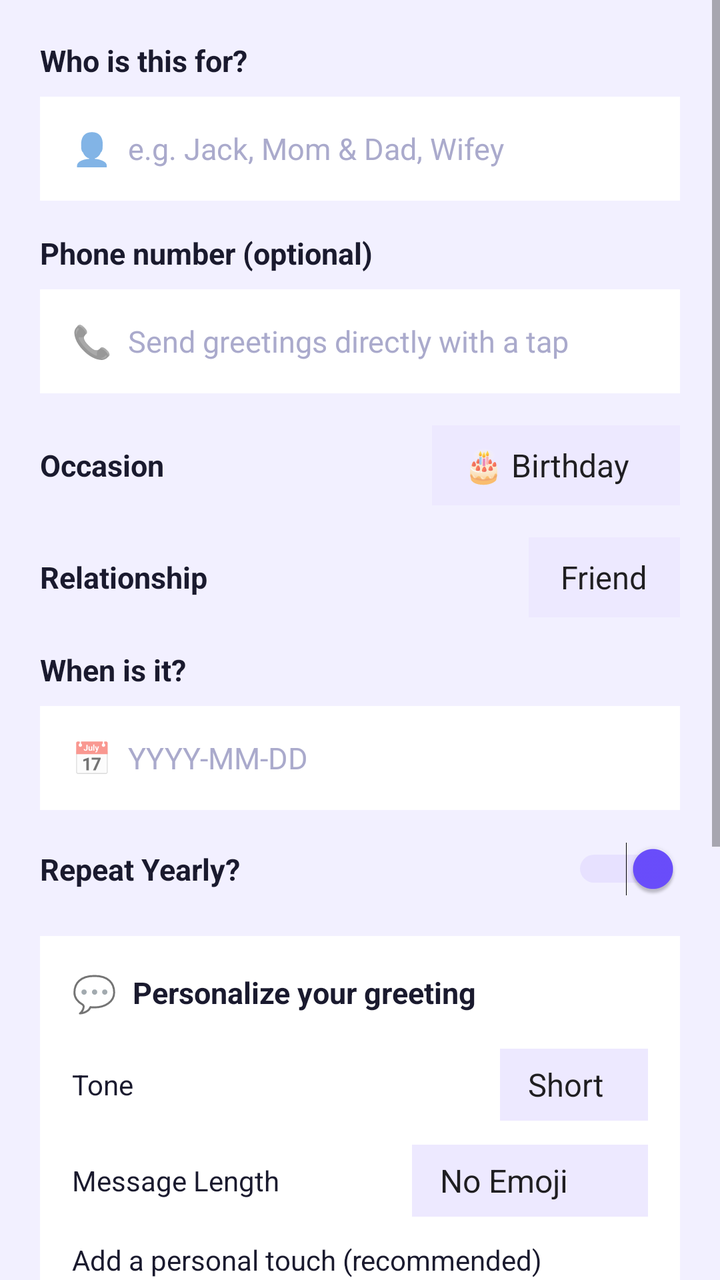
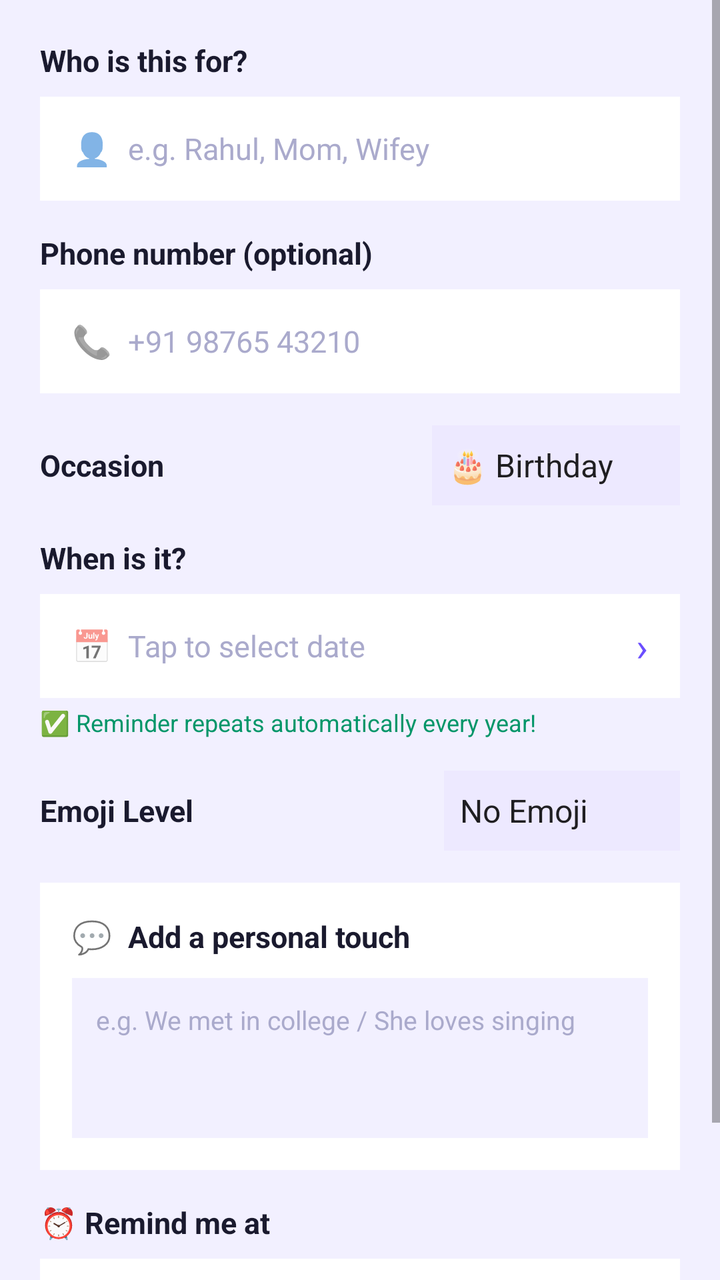

Before-and-after screenshots of an Android layout around one commit, followed by the original layout XML and the change that was made.
<!-- AndroidManifest.xml: application theme Theme.WellWisher -->
<!-- res/layout/dialog_add.xml -->
<?xml version="1.0" encoding="utf-8"?>
<ScrollView xmlns:android="http://schemas.android.com/apk/res/android"
    android:layout_width="match_parent"
    android:layout_height="wrap_content"
    android:background="#F2F0FF">

    <LinearLayout
        android:layout_width="match_parent"
        android:layout_height="wrap_content"
        android:orientation="vertical"
        android:padding="20dp">

        
        <TextView
            android:layout_width="wrap_content"
            android:layout_height="wrap_content"
            android:text="Who is this for?"
            android:textSize="15sp"
            android:textStyle="bold"
            android:textColor="#1A1A2E"
            android:layout_marginBottom="8dp"/>

        <LinearLayout
            android:layout_width="match_parent"
            android:layout_height="52dp"
            android:orientation="horizontal"
            android:background="#FFFFFF"
            android:gravity="center_vertical"
            android:paddingHorizontal="16dp"
            android:layout_marginBottom="16dp">

            <TextView
                android:layout_width="wrap_content"
                android:layout_height="wrap_content"
                android:text="👤  "
                android:textSize="16sp"/>

            <EditText
                android:id="@+id/etName"
                android:layout_width="match_parent"
                android:layout_height="match_parent"
                android:hint="e.g. Jack, Mom &amp; Dad, Wifey"
                android:background="@null"
                android:textSize="15sp"
                android:textColor="#1A1A2E"
                android:textColorHint="#AAAACC"/>
        </LinearLayout>

        
        <TextView
            android:layout_width="wrap_content"
            android:layout_height="wrap_content"
            android:text="Phone number (optional)"
            android:textSize="15sp"
            android:textStyle="bold"
            android:textColor="#1A1A2E"
            android:layout_marginBottom="8dp"/>

        <LinearLayout
            android:layout_width="match_parent"
            android:layout_height="52dp"
            android:orientation="horizontal"
            android:background="#FFFFFF"
            android:gravity="center_vertical"
            android:paddingHorizontal="16dp"
            android:layout_marginBottom="16dp">

            <TextView
                android:layout_width="wrap_content"
                android:layout_height="wrap_content"
                android:text="📞  "
                android:textSize="16sp"/>

            <EditText
                android:id="@+id/etPhone"
                android:layout_width="match_parent"
                android:layout_height="match_parent"
                android:hint="Send greetings directly with a tap"
                android:background="@null"
                android:inputType="phone"
                android:textSize="15sp"
                android:textColor="#1A1A2E"
                android:textColorHint="#AAAACC"/>
        </LinearLayout>

        
        <LinearLayout
            android:layout_width="match_parent"
            android:layout_height="wrap_content"
            android:orientation="horizontal"
            android:gravity="center_vertical"
            android:layout_marginBottom="16dp">

            <TextView
                android:layout_width="0dp"
                android:layout_height="wrap_content"
                android:layout_weight="1"
                android:text="Occasion"
                android:textSize="15sp"
                android:textStyle="bold"
                android:textColor="#1A1A2E"/>

            <Spinner
                android:id="@+id/spinnerCat"
                android:layout_width="wrap_content"
                android:layout_height="40dp"
                android:background="#EDE9FF"
                android:padding="8dp"
                android:entries="@array/categories"/>
        </LinearLayout>

        
        <LinearLayout
            android:layout_width="match_parent"
            android:layout_height="wrap_content"
            android:orientation="horizontal"
            android:gravity="center_vertical"
            android:layout_marginBottom="16dp">

            <TextView
                android:layout_width="0dp"
                android:layout_height="wrap_content"
                android:layout_weight="1"
                android:text="Relationship"
                android:textSize="15sp"
                android:textStyle="bold"
                android:textColor="#1A1A2E"/>

            <Spinner
                android:id="@+id/spinnerRel"
                android:layout_width="wrap_content"
                android:layout_height="40dp"
                android:background="#EDE9FF"
                android:padding="8dp"
                android:entries="@array/relationships"/>
        </LinearLayout>

        
        <TextView
            android:layout_width="wrap_content"
            android:layout_height="wrap_content"
            android:text="When is it?"
            android:textSize="15sp"
            android:textStyle="bold"
            android:textColor="#1A1A2E"
            android:layout_marginBottom="8dp"/>

        <LinearLayout
            android:layout_width="match_parent"
            android:layout_height="52dp"
            android:orientation="horizontal"
            android:background="#FFFFFF"
            android:gravity="center_vertical"
            android:paddingHorizontal="16dp"
            android:layout_marginBottom="16dp">

            <TextView
                android:layout_width="wrap_content"
                android:layout_height="wrap_content"
                android:text="📅  "
                android:textSize="16sp"/>

            <EditText
                android:id="@+id/etDate"
                android:layout_width="0dp"
                android:layout_height="match_parent"
                android:layout_weight="1"
                android:hint="YYYY-MM-DD"
                android:background="@null"
                android:textSize="15sp"
                android:textColor="#1A1A2E"
                android:textColorHint="#AAAACC"/>
        </LinearLayout>

        
        <LinearLayout
            android:layout_width="match_parent"
            android:layout_height="wrap_content"
            android:orientation="horizontal"
            android:gravity="center_vertical"
            android:layout_marginBottom="20dp">

            <TextView
                android:layout_width="0dp"
                android:layout_height="wrap_content"
                android:layout_weight="1"
                android:text="Repeat Yearly?"
                android:textSize="15sp"
                android:textStyle="bold"
                android:textColor="#1A1A2E"/>

            <Switch
                android:id="@+id/switchRepeat"
                android:layout_width="wrap_content"
                android:layout_height="wrap_content"
                android:checked="true"
                android:thumbTint="#6B4EFF"
                android:trackTint="#C4B5FD"/>
        </LinearLayout>

        
        <LinearLayout
            android:layout_width="match_parent"
            android:layout_height="wrap_content"
            android:orientation="vertical"
            android:background="#FFFFFF"
            android:padding="16dp"
            android:layout_marginBottom="16dp">

            <LinearLayout
                android:layout_width="wrap_content"
                android:layout_height="wrap_content"
                android:orientation="horizontal"
                android:gravity="center_vertical"
                android:layout_marginBottom="16dp">

                <TextView
                    android:layout_width="wrap_content"
                    android:layout_height="wrap_content"
                    android:text="💬"
                    android:textSize="18sp"
                    android:layout_marginEnd="8dp"/>

                <TextView
                    android:layout_width="wrap_content"
                    android:layout_height="wrap_content"
                    android:text="Personalize your greeting"
                    android:textSize="15sp"
                    android:textStyle="bold"
                    android:textColor="#1A1A2E"/>
            </LinearLayout>

            
            <LinearLayout
                android:layout_width="match_parent"
                android:layout_height="wrap_content"
                android:orientation="horizontal"
                android:gravity="center_vertical"
                android:layout_marginBottom="12dp">

                <TextView
                    android:layout_width="0dp"
                    android:layout_height="wrap_content"
                    android:layout_weight="1"
                    android:text="Tone"
                    android:textSize="14sp"
                    android:textColor="#1A1A2E"/>

                <Spinner
                    android:id="@+id/spinnerLen"
                    android:layout_width="wrap_content"
                    android:layout_height="36dp"
                    android:background="#EDE9FF"
                    android:padding="6dp"
                    android:entries="@array/lengths"/>
            </LinearLayout>

            
            <LinearLayout
                android:layout_width="match_parent"
                android:layout_height="wrap_content"
                android:orientation="horizontal"
                android:gravity="center_vertical"
                android:layout_marginBottom="12dp">

                <TextView
                    android:layout_width="0dp"
                    android:layout_height="wrap_content"
                    android:layout_weight="1"
                    android:text="Message Length"
                    android:textSize="14sp"
                    android:textColor="#1A1A2E"/>

                <Spinner
                    android:id="@+id/spinnerEmoji"
                    android:layout_width="wrap_content"
                    android:layout_height="36dp"
                    android:background="#EDE9FF"
                    android:padding="6dp"
                    android:entries="@array/emojis"/>
            </LinearLayout>

            
            <TextView
                android:layout_width="wrap_content"
                android:layout_height="wrap_content"
                android:text="Add a personal touch (recommended)"
                android:textSize="14sp"
                android:textColor="#1A1A2E"
                android:layout_marginBottom="8dp"/>

            <EditText
                android:id="@+id/etPersonal"
                android:layout_width="match_parent"
                android:layout_height="80dp"
                android:hint="e.g. We met in college / She's a great singer / He just had a baby"
                android:background="#F2F0FF"
                android:padding="12dp"
                android:gravity="top"
                android:textSize="13sp"
                android:textColorHint="#AAAACC"/>
        </LinearLayout>

        
        <LinearLayout
            android:layout_width="match_parent"
            android:layout_height="wrap_content"
            android:orientation="horizontal"
            android:gravity="center_vertical"
            android:layout_marginBottom="8dp">

            <TextView
                android:layout_width="0dp"
                android:layout_height="wrap_content"
                android:layout_weight="1"
                android:text="⏰ Remind me at"
                android:textSize="15sp"
                android:textStyle="bold"
                android:textColor="#1A1A2E"/>

            <NumberPicker
                android:id="@+id/hourPicker"
                android:layout_width="wrap_content"
                android:layout_height="wrap_content"/>

            <TextView
                android:layout_width="wrap_content"
                android:layout_height="wrap_content"
                android:text=" : "
                android:textSize="18sp"
                android:textColor="#6B4EFF"
                android:textStyle="bold"/>

            <NumberPicker
                android:id="@+id/minPicker"
                android:layout_width="wrap_content"
                android:layout_height="wrap_content"/>
        </LinearLayout>

    </LinearLayout>
</ScrollView>
<!-- resources referenced by this layout -->
<resources>
  <string-array name="categories">
          <item>🎂 Birthday</item>
          <item>💑 Anniversary</item>
      </string-array>
  <string-array name="emojis">
          <item>No Emoji</item>
          <item>Few Emojis</item>
          <item>Lots of Emojis</item>
      </string-array>
  <string-array name="lengths">
          <item>Short</item>
          <item>Medium</item>
          <item>Long</item>
      </string-array>
  <string-array name="relationships">
          <item>Friend</item>
          <item>Family</item>
          <item>Partner</item>
          <item>Other</item>
      </string-array>
  <style name="Theme.WellWisher" parent="Theme.MaterialComponents.DayNight.NoActionBar">
          <item name="colorPrimary">#6B4EFF</item>
          <item name="colorPrimaryVariant">#5038CC</item>
          <item name="colorOnPrimary">#FFFFFF</item>
          <item name="colorSecondary">#6B4EFF</item>
          <item name="colorOnSecondary">#FFFFFF</item>
          <item name="android:statusBarColor">#F2F0FF</item>
          <item name="android:statusBarColor">@android:color/transparent</item>
          <item name="android:windowLightStatusBar">true</item>
          <item name="android:windowBackground">#F2F0FF</item>
      </style>
</resources>

<!-- the commit's change to res/layout/dialog_add.xml (unified diff, before → after) -->
@@ -3,339 +3,133 @@
     android:layout_width="match_parent"
     android:layout_height="wrap_content"
     android:background="#F2F0FF">
-
     <LinearLayout
         android:layout_width="match_parent"
         android:layout_height="wrap_content"
         android:orientation="vertical"
         android:padding="20dp">
 
-        
-        <TextView
-            android:layout_width="wrap_content"
-            android:layout_height="wrap_content"
-            android:text="Who is this for?"
-            android:textSize="15sp"
-            android:textStyle="bold"
-            android:textColor="#1A1A2E"
-            android:layout_marginBottom="8dp"/>
-
-        <LinearLayout
-            android:layout_width="match_parent"
-            android:layout_height="52dp"
-            android:orientation="horizontal"
-            android:background="#FFFFFF"
-            android:gravity="center_vertical"
-            android:paddingHorizontal="16dp"
+        <TextView android:layout_width="wrap_content" android:layout_height="wrap_content"
+            android:text="Who is this for?" android:textSize="15sp" android:textStyle="bold"
+            android:textColor="#1A1A2E" android:layout_marginBottom="8dp"/>
+        <LinearLayout android:layout_width="match_parent" android:layout_height="52dp"
+            android:orientation="horizontal" android:background="#FFFFFF"
+            android:gravity="center_vertical" android:paddingHorizontal="16dp"
             android:layout_marginBottom="16dp">
-
-            <TextView
-                android:layout_width="wrap_content"
-                android:layout_height="wrap_content"
-                android:text="👤  "
-                android:textSize="16sp"/>
-
-            <EditText
-                android:id="@+id/etName"
-                android:layout_width="match_parent"
-                android:layout_height="match_parent"
-                android:hint="e.g. Jack, Mom &amp; Dad, Wifey"
-                android:background="@null"
-                android:textSize="15sp"
-                android:textColor="#1A1A2E"
+            <TextView android:layout_width="wrap_content" android:layout_height="wrap_content"
+                android:text="👤  " android:textSize="16sp"/>
+            <EditText android:id="@+id/etName" android:layout_width="match_parent"
+                android:layout_height="match_parent" android:hint="e.g. Rahul, Mom, Wifey"
+                android:background="@null" android:textSize="15sp" android:textColor="#1A1A2E"
                 android:textColorHint="#AAAACC"/>
         </LinearLayout>
 
-        
-        <TextView
-            android:layout_width="wrap_content"
-            android:layout_height="wrap_content"
-            android:text="Phone number (optional)"
-            android:textSize="15sp"
-            android:textStyle="bold"
-            android:textColor="#1A1A2E"
-            android:layout_marginBottom="8dp"/>
-
-        <LinearLayout
-            android:layout_width="match_parent"
-            android:layout_height="52dp"
-            android:orientation="horizontal"
-            android:background="#FFFFFF"
-            android:gravity="center_vertical"
-            android:paddingHorizontal="16dp"
+        <TextView android:layout_width="wrap_content" android:layout_height="wrap_content"
+            android:text="Phone number (optional)" android:textSize="15sp" android:textStyle="bold"
+            android:textColor="#1A1A2E" android:layout_marginBottom="8dp"/>
+        <LinearLayout android:layout_width="match_parent" android:layout_height="52dp"
+            android:orientation="horizontal" android:background="#FFFFFF"
+            android:gravity="center_vertical" android:paddingHorizontal="16dp"
             android:layout_marginBottom="16dp">
-
-            <TextView
-                android:layout_width="wrap_content"
-                android:layout_height="wrap_content"
-                android:text="📞  "
-                android:textSize="16sp"/>
-
-            <EditText
-                android:id="@+id/etPhone"
-                android:layout_width="match_parent"
-                android:layout_height="match_parent"
-                android:hint="Send greetings directly with a tap"
-                android:background="@null"
-                android:inputType="phone"
-                android:textSize="15sp"
-                android:textColor="#1A1A2E"
-                android:textColorHint="#AAAACC"/>
+            <TextView android:layout_width="wrap_content" android:layout_height="wrap_content"
+                android:text="📞  " android:textSize="16sp"/>
+            <EditText android:id="@+id/etPhone" android:layout_width="match_parent"
+                android:layout_height="match_parent" android:hint="+91 98765 43210"
+                android:background="@null" android:inputType="phone" android:textSize="15sp"
+                android:textColor="#1A1A2E" android:textColorHint="#AAAACC"/>
         </LinearLayout>
 
-        
-        <LinearLayout
-            android:layout_width="match_parent"
-            android:layout_height="wrap_content"
-            android:orientation="horizontal"
-            android:gravity="center_vertical"
+        <LinearLayout android:layout_width="match_parent" android:layout_height="wrap_content"
+            android:orientation="horizontal" android:gravity="center_vertical"
             android:layout_marginBottom="16dp">
-
-            <TextView
-                android:layout_width="0dp"
-                android:layout_height="wrap_content"
-                android:layout_weight="1"
-                android:text="Occasion"
-                android:textSize="15sp"
-                android:textStyle="bold"
-                android:textColor="#1A1A2E"/>
-
-            <Spinner
-                android:id="@+id/spinnerCat"
-                android:layout_width="wrap_content"
-                android:layout_height="40dp"
-                android:background="#EDE9FF"
-                android:padding="8dp"
-                android:entries="@array/categories"/>
+            <TextView android:layout_width="0dp" android:layout_height="wrap_content"
+                android:layout_weight="1" android:text="Occasion" android:textSize="15sp"
+                android:textStyle="bold" android:textColor="#1A1A2E"/>
+            <Spinner android:id="@+id/spinnerCat" android:layout_width="wrap_content"
+                android:layout_height="40dp" android:background="#EDE9FF"
+                android:entries="@array/categories" android:spinnerMode="dropdown"/>
         </LinearLayout>
 
-        
-        <LinearLayout
-            android:layout_width="match_parent"
-            android:layout_height="wrap_content"
-            android:orientation="horizontal"
-            android:gravity="center_vertical"
-            android:layout_marginBottom="16dp">
+        <TextView android:layout_width="wrap_content" android:layout_height="wrap_content"
+            android:text="When is it?" android:textSize="15sp" android:textStyle="bold"
+            android:textColor="#1A1A2E" android:layout_marginBottom="8dp"/>
 
-            <TextView
-                android:layout_width="0dp"
-                android:layout_height="wrap_content"
-                android:layout_weight="1"
-                android:text="Relationship"
-                android:textSize="15sp"
-                android:textStyle="bold"
-                android:textColor="#1A1A2E"/>
-
-            <Spinner
-                android:id="@+id/spinnerRel"
-                android:layout_width="wrap_content"
-                android:layout_height="40dp"
-                android:background="#EDE9FF"
-                android:padding="8dp"
-                android:entries="@array/relationships"/>
+        <LinearLayout android:id="@+id/datePickerRow" android:layout_width="match_parent"
+            android:layout_height="52dp" android:orientation="horizontal"
+            android:background="#FFFFFF" android:gravity="center_vertical"
+            android:paddingHorizontal="16dp" android:layout_marginBottom="4dp"
+            android:clickable="true" android:focusable="true">
+            <TextView android:layout_width="wrap_content" android:layout_height="wrap_content"
+                android:text="📅  " android:textSize="16sp"/>
+            <TextView android:id="@+id/tvDateDisplay" android:layout_width="0dp"
+                android:layout_height="wrap_content" android:layout_weight="1"
+                android:text="Tap to select date" android:textSize="15sp" android:textColor="#AAAACC"/>
+            <TextView android:layout_width="wrap_content" android:layout_height="wrap_content"
+                android:text="›" android:textSize="20sp" android:textColor="#6B4EFF"/>
         </LinearLayout>
 
-        
-        <TextView
-            android:layout_width="wrap_content"
-            android:layout_height="wrap_content"
-            android:text="When is it?"
-            android:textSize="15sp"
-            android:textStyle="bold"
-            android:textColor="#1A1A2E"
-            android:layout_marginBottom="8dp"/>
+        <EditText android:id="@+id/etDate" android:layout_width="match_parent"
+            android:layout_height="wrap_content" android:visibility="gone"/>
 
-        <LinearLayout
-            android:layout_width="match_parent"
-            android:layout_height="52dp"
-            android:orientation="horizontal"
-            android:background="#FFFFFF"
-            android:gravity="center_vertical"
-            android:paddingHorizontal="16dp"
+        <TextView android:layout_width="wrap_content" android:layout_height="wrap_content"
+            android:text="✅ Reminder repeats automatically every year!"
+            android:textSize="12sp" android:textColor="#059669" android:layout_marginBottom="16dp"/>
+
+        <LinearLayout android:layout_width="match_parent" android:layout_height="wrap_content"
+            android:orientation="horizontal" android:gravity="center_vertical"
             android:layout_marginBottom="16dp">
-
-            <TextView
-                android:layout_width="wrap_content"
-                android:layout_height="wrap_content"
-                android:text="📅  "
-                android:textSize="16sp"/>
-
-            <EditText
-                android:id="@+id/etDate"
-                android:layout_width="0dp"
-                android:layout_height="match_parent"
-                android:layout_weight="1"
-                android:hint="YYYY-MM-DD"
-                android:background="@null"
-                android:textSize="15sp"
-                android:textColor="#1A1A2E"
-                android:textColorHint="#AAAACC"/>
+            <TextView android:layout_width="0dp" android:layout_height="wrap_content"
+                android:layout_weight="1" android:text="Emoji Level" android:textSize="15sp"
+                android:textStyle="bold" android:textColor="#1A1A2E"/>
+            <Spinner android:id="@+id/spinnerEmoji" android:layout_width="wrap_content"
+                android:layout_height="40dp" android:background="#EDE9FF"
+                android:entries="@array/emojis" android:spinnerMode="dropdown"/>
         </LinearLayout>
 
-        
-        <LinearLayout
-            android:layout_width="match_parent"
-            android:layout_height="wrap_content"
-            android:orientation="horizontal"
-            android:gravity="center_vertical"
-            android:layout_marginBottom="20dp">
-
-            <TextView
-                android:layout_width="0dp"
-                android:layout_height="wrap_content"
-                android:layout_weight="1"
-                android:text="Repeat Yearly?"
-                android:textSize="15sp"
-                android:textStyle="bold"
-                android:textColor="#1A1A2E"/>
-
-            <Switch
-                android:id="@+id/switchRepeat"
-                android:layout_width="wrap_content"
-                android:layout_height="wrap_content"
-                android:checked="true"
-                android:thumbTint="#6B4EFF"
-                android:trackTint="#C4B5FD"/>
+        <LinearLayout android:layout_width="match_parent" android:layout_height="wrap_content"
+            android:orientation="vertical" android:background="#FFFFFF"
+            android:padding="16dp" android:layout_marginBottom="16dp">
+            <LinearLayout android:layout_width="wrap_content" android:layout_height="wrap_content"
+                android:orientation="horizontal" android:gravity="center_vertical"
+                android:layout_marginBottom="10dp">
+                <TextView android:layout_width="wrap_content" android:layout_height="wrap_content"
+                    android:text="💬  " android:textSize="16sp"/>
+                <TextView android:layout_width="wrap_content" android:layout_height="wrap_content"
+                    android:text="Add a personal touch" android:textSize="15sp"
+                    android:textStyle="bold" android:textColor="#1A1A2E"/>
+            </LinearLayout>
+            <EditText android:id="@+id/etPersonal" android:layout_width="match_parent"
+                android:layout_height="80dp" android:hint="e.g. We met in college / She loves singing"
+                android:background="#F2F0FF" android:padding="12dp" android:gravity="top"
+                android:textSize="13sp" android:textColor="#1A1A2E" android:textColorHint="#AAAACC"/>
         </LinearLayout>
 
-        
-        <LinearLayout
-            android:layout_width="match_parent"
-            android:layout_height="wrap_content"
-            android:orientation="vertical"
-            android:background="#FFFFFF"
-            android:padding="16dp"
-            android:layout_marginBottom="16dp">
+        <TextView android:layout_width="wrap_content" android:layout_height="wrap_content"
+            android:text="⏰ Remind me at" android:textSize="15sp" android:textStyle="bold"
+            android:textColor="#1A1A2E" android:layout_marginBottom="8dp"/>
 
-            <LinearLayout
-                android:layout_width="wrap_content"
-                android:layout_height="wrap_content"
-                android:orientation="horizontal"
-                android:gravity="center_vertical"
-                android:layout_marginBottom="16dp">
-
-                <TextView
-                    android:layout_width="wrap_content"
-                    android:layout_height="wrap_content"
-                    android:text="💬"
-                    android:textSize="18sp"
-                    android:layout_marginEnd="8dp"/>
-
-                <TextView
-                    android:layout_width="wrap_content"
-                    android:layout_height="wrap_content"
-                    android:text="Personalize your greeting"
-                    android:textSize="15sp"
-                    android:textStyle="bold"
-                    android:textColor="#1A1A2E"/>
-            </LinearLayout>
-
-            
-            <LinearLayout
-                android:layout_width="match_parent"
-                android:layout_height="wrap_content"
-                android:orientation="horizontal"
-                android:gravity="center_vertical"
-                android:layout_marginBottom="12dp">
-
-                <TextView
-                    android:layout_width="0dp"
-                    android:layout_height="wrap_content"
-                    android:layout_weight="1"
-                    android:text="Tone"
-                    android:textSize="14sp"
-                    android:textColor="#1A1A2E"/>
-
-                <Spinner
-                    android:id="@+id/spinnerLen"
-                    android:layout_width="wrap_content"
-                    android:layout_height="36dp"
-                    android:background="#EDE9FF"
-                    android:padding="6dp"
-                    android:entries="@array/lengths"/>
-            </LinearLayout>
-
-            
-            <LinearLayout
-                android:layout_width="match_parent"
-                android:layout_height="wrap_content"
-                android:orientation="horizontal"
-                android:gravity="center_vertical"
-                android:layout_marginBottom="12dp">
-
-                <TextView
-                    android:layout_width="0dp"
-                    android:layout_height="wrap_content"
-                    android:layout_weight="1"
-                    android:text="Message Length"
-                    android:textSize="14sp"
-                    android:textColor="#1A1A2E"/>
-
-                <Spinner
-                    android:id="@+id/spinnerEmoji"
-                    android:layout_width="wrap_content"
-                    android:layout_height="36dp"
-                    android:background="#EDE9FF"
-                    android:padding="6dp"
-                    android:entries="@array/emojis"/>
-            </LinearLayout>
-
-            
-            <TextView
-                android:layout_width="wrap_content"
-                android:layout_height="wrap_content"
-                android:text="Add a personal touch (recommended)"
-                android:textSize="14sp"
-                android:textColor="#1A1A2E"
-                android:layout_marginBottom="8dp"/>
-
-            <EditText
-                android:id="@+id/etPersonal"
-                android:layout_width="match_parent"
-                android:layout_height="80dp"
-                android:hint="e.g. We met in college / She's a great singer / He just had a baby"
-                android:background="#F2F0FF"
-                android:padding="12dp"
-                android:gravity="top"
-                android:textSize="13sp"
-                android:textColorHint="#AAAACC"/>
+        <LinearLayout android:id="@+id/timePickerRow" android:layout_width="match_parent"
+            android:layout_height="52dp" android:orientation="horizontal"
+            android:background="#FFFFFF" android:gravity="center_vertical"
+            android:paddingHorizontal="16dp" android:layout_marginBottom="4dp"
+            android:clickable="true" android:focusable="true">
+            <TextView android:layout_width="wrap_content" android:layout_height="wrap_content"
+                android:text="🕐  " android:textSize="16sp"/>
+            <TextView android:id="@+id/tvTimeDisplay" android:layout_width="0dp"
+                android:layout_height="wrap_content" android:layout_weight="1"
+                android:text="9:00 AM" android:textSize="15sp" android:textColor="#1A1A2E"/>
+            <TextView android:layout_width="wrap_content" android:layout_height="wrap_content"
+                android:text="›" android:textSize="20sp" android:textColor="#6B4EFF"/>
         </LinearLayout>
 
-        
-        <LinearLayout
-            android:layout_width="match_parent"
-            android:layout_height="wrap_content"
-            android:orientation="horizontal"
-            android:gravity="center_vertical"
-            android:layout_marginBottom="8dp">
+        <EditText android:id="@+id/etHour" android:layout_width="match_parent"
+            android:layout_height="wrap_content" android:visibility="gone" android:text="9"/>
+        <EditText android:id="@+id/etMin" android:layout_width="match_parent"
+            android:layout_height="wrap_content" android:visibility="gone" android:text="0"/>
 
-            <TextView
-                android:layout_width="0dp"
-                android:layout_height="wrap_content"
-                android:layout_weight="1"
-                android:text="⏰ Remind me at"
-                android:textSize="15sp"
-                android:textStyle="bold"
-                android:textColor="#1A1A2E"/>
-
-            <NumberPicker
-                android:id="@+id/hourPicker"
-                android:layout_width="wrap_content"
-                android:layout_height="wrap_content"/>
-
-            <TextView
-                android:layout_width="wrap_content"
-                android:layout_height="wrap_content"
-                android:text=" : "
-                android:textSize="18sp"
-                android:textColor="#6B4EFF"
-                android:textStyle="bold"/>
-
-            <NumberPicker
-                android:id="@+id/minPicker"
-                android:layout_width="wrap_content"
-                android:layout_height="wrap_content"/>
-        </LinearLayout>
+        <TextView android:layout_width="wrap_content" android:layout_height="wrap_content"
+            android:text="You'll get a notification every year at this time 🔔"
+            android:textSize="12sp" android:textColor="#059669" android:layout_marginBottom="8dp"/>
 
     </LinearLayout>
 </ScrollView>
<!-- resource entries referenced after the edit -->
@@ -8,17 +8,6 @@
           <item>No Emoji</item>
           <item>Few Emojis</item>
           <item>Lots of Emojis</item>
-      </string-array>
-  <string-array name="lengths">
-          <item>Short</item>
-          <item>Medium</item>
-          <item>Long</item>
-      </string-array>
-  <string-array name="relationships">
-          <item>Friend</item>
-          <item>Family</item>
-          <item>Partner</item>
-          <item>Other</item>
       </string-array>
   <style name="Theme.WellWisher" parent="Theme.MaterialComponents.DayNight.NoActionBar">
           <item name="colorPrimary">#6B4EFF</item>
